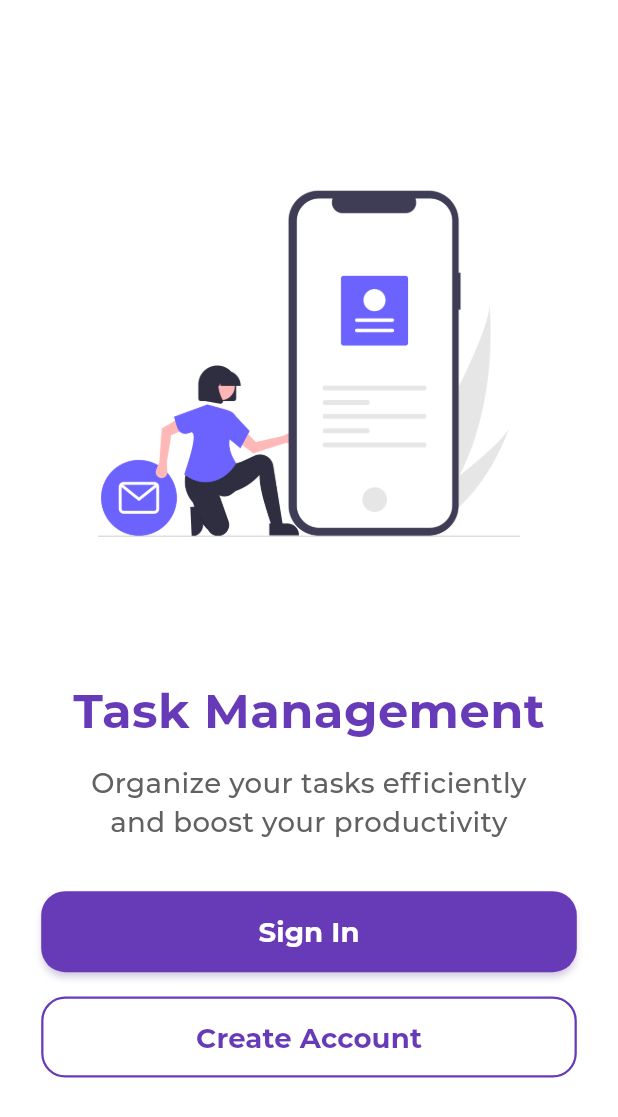
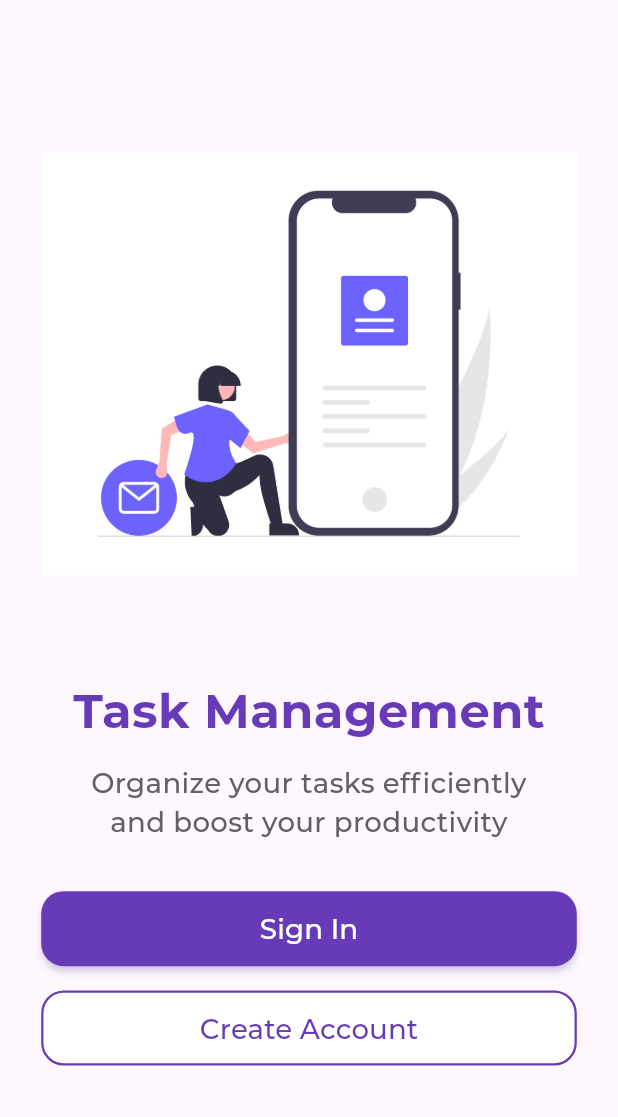
Before and after one commit to OmarJ9/my-todo, a Flutter app: the WelcomePage screen opened by its route, on a phone screen of 412 x 824 dp. Shown: the top 1117 px of the screen. Run offline on Flutter 3.47's test engine with Material 3 defaults, Android fonts, the phone set to English and light mode, and no system bars; our stand-ins replace animate_do, awesome_snackbar_content, dartz, date_picker_timeline, dio, equatable and 13 more; missing offline and left inert: day_night_time_picker; accounts and stored records are empty; generated files the repository leaves out were written again.

Commit message:
refactor welcome screen

```diff
--- a/lib/core/widgets/app_button.dart
+++ b/lib/core/widgets/app_button.dart
@@ -1,6 +1,7 @@
 import 'package:flutter/material.dart';
 import 'package:flutter_screenutil/flutter_screenutil.dart';
 import 'package:todo_app/core/theme/app_styles.dart';
+import 'package:todo_app/core/utils/extensions.dart';
 
 class AppButton extends StatelessWidget {
   const AppButton({
@@ -9,28 +10,41 @@ class AppButton extends StatelessWidget {
     required this.width,
     required this.title,
     this.onClick,
+    this.isOutlined = false,
+    this.height = 35,
   });
 
   final Color color;
   final double width;
+  final double height;
   final String title;
   final Function()? onClick;
+  final bool isOutlined;
 
   @override
   Widget build(BuildContext context) {
     return ElevatedButton(
       onPressed: onClick,
       style: ElevatedButton.styleFrom(
-        backgroundColor: color,
+        backgroundColor: isOutlined ? Colors.white : color,
+        elevation: isOutlined ? 0 : 2,
         shape: RoundedRectangleBorder(
-          borderRadius: BorderRadius.circular(20),
+          borderRadius: BorderRadius.circular(15),
+          side: isOutlined
+              ? BorderSide(color: color, width: 1.5)
+              : BorderSide.none,
         ),
         padding: EdgeInsets.symmetric(vertical: 10.h),
-        minimumSize: Size(width, 30.h),
+        minimumSize: Size(width, height),
+        shadowColor: isOutlined
+            ? Colors.transparent
+            : Colors.deepPurple.withOpacity(0.4),
       ),
       child: Text(
         title,
-        style: AppTypography.medium16().copyWith(color: Colors.white),
+        style: AppTypography.medium16().copyWith(
+          color: isOutlined ? context.theme.primaryColor : Colors.white,
+        ),
       ),
     );
   }
--- a/lib/features/splash/splash_screen.dart
+++ b/lib/features/splash/splash_screen.dart
@@ -36,7 +36,6 @@ class _SPlashScreenState extends State<SPlashScreen> {
 
   void _startDelay() {
     _timer = Timer(const Duration(seconds: 3), () async {
-      getIt<CacheService>().deleteAll();
       final token =
           await getIt.get<SecureStorageService>().read(CacheKeys.refreshToken);
       final isLogged = getIt.get<CacheService>().getBool(CacheKeys.isLogged);
--- a/lib/features/welcome/welcome_screen.dart
+++ b/lib/features/welcome/welcome_screen.dart
@@ -1,37 +1,22 @@
 import 'package:animate_do/animate_do.dart';
 import 'package:flutter/material.dart';
-import 'package:flutter_bloc/flutter_bloc.dart';
+import 'package:flutter_screenutil/flutter_screenutil.dart';
 import 'package:go_router/go_router.dart';
-import 'package:todo_app/features/auth/blocs/authentication/authentication_cubit.dart';
-import 'package:todo_app/core/widgets/app_circular_indicator.dart';
 import 'package:todo_app/core/constants/app_assets.dart';
 import 'package:todo_app/core/theme/app_styles.dart';
 import 'package:todo_app/core/constants/app_sizes.dart';
+import 'package:todo_app/core/utils/extensions.dart';
 
 import '../../core/route/app_router.dart';
+import '../../core/widgets/app_button.dart';
 
 class WelcomePage extends StatelessWidget {
   const WelcomePage({super.key});
 
   @override
   Widget build(BuildContext context) {
-    final size = MediaQuery.of(context).size;
-
     return Scaffold(
-      backgroundColor: Colors.white,
-      body: BlocConsumer<AuthenticationCubit, AuthenticationState>(
-        listener: (context, state) {
-          if (state is AuthenticationSuccessState) {
-            context.goNamed(RouteNames.homepage);
-          }
-        },
-        builder: (context, state) {
-          if (state is AuthenticationLoadingState) {
-            return const AppCircularIndicator();
-          }
-
-          if (state is! AuthenticationSuccessState) {
-            return SafeArea(
+      body: SafeArea(
         child: Padding(
           padding: AppSizes.defaultPadding,
           child: Column(
@@ -45,7 +30,7 @@ class WelcomePage extends StatelessWidget {
                   child: Image.asset(
                     AppAssets.welcomesketch,
                     fit: BoxFit.contain,
-                          height: size.height * 0.4,
+                    height: 300.h,
                   ),
                 ),
               ),
@@ -70,8 +55,7 @@ class WelcomePage extends StatelessWidget {
                       duration: const Duration(milliseconds: 800),
                       delay: const Duration(milliseconds: 400),
                       child: Padding(
-                              padding:
-                                  const EdgeInsets.symmetric(horizontal: 24),
+                        padding: const EdgeInsets.symmetric(horizontal: 24),
                         child: Text(
                           'Organize your tasks efficiently and boost your productivity',
                           textAlign: TextAlign.center,
@@ -86,24 +70,25 @@ class WelcomePage extends StatelessWidget {
                     FadeInUp(
                       duration: const Duration(milliseconds: 800),
                       delay: const Duration(milliseconds: 500),
-                            child: _buildPrimaryButton(
-                              context: context,
-                              label: 'Sign In',
-                              onPressed: () =>
-                                  context.pushNamed(RouteNames.loginpage),
-                              isPrimary: true,
+                      child: AppButton(
+                        width: double.infinity,
+                        title: 'Sign In',
+                        onClick: () => context.pushNamed(RouteNames.loginpage),
+                        color: context.theme.primaryColor,
+                        height: 50,
                       ),
                     ),
                     AppSizes.gapH16,
                     FadeInUp(
                       duration: const Duration(milliseconds: 800),
                       delay: const Duration(milliseconds: 600),
-                            child: _buildPrimaryButton(
-                              context: context,
-                              label: 'Create Account',
-                              onPressed: () =>
-                                  context.pushNamed(RouteNames.signuppage),
-                              isPrimary: false,
+                      child: AppButton(
+                        width: double.infinity,
+                        title: 'Create Account',
+                        onClick: () => context.pushNamed(RouteNames.signuppage),
+                        color: context.theme.primaryColor,
+                        isOutlined: true,
+                        height: 50,
                       ),
                     ),
                   ],
@@ -112,47 +97,6 @@ class WelcomePage extends StatelessWidget {
             ],
           ),
         ),
-            );
-          }
-          return Container();
-        },
-      ),
-    );
-  }
-
-  Widget _buildPrimaryButton({
-    required BuildContext context,
-    required String label,
-    required VoidCallback onPressed,
-    required bool isPrimary,
-  }) {
-    return SizedBox(
-      width: double.infinity,
-      height: 54,
-      child: ElevatedButton(
-        onPressed: onPressed,
-        style: ElevatedButton.styleFrom(
-          backgroundColor: isPrimary ? Colors.deepPurple : Colors.white,
-          foregroundColor: isPrimary ? Colors.white : Colors.deepPurple,
-          elevation: isPrimary ? 2 : 0,
-          shadowColor: isPrimary
-              ? Colors.deepPurple.withOpacity(0.4)
-              : Colors.transparent,
-          shape: RoundedRectangleBorder(
-            borderRadius: BorderRadius.circular(16),
-            side: BorderSide(
-              color: isPrimary ? Colors.transparent : Colors.deepPurple,
-              width: 1.5,
-            ),
-          ),
-        ),
-        child: Text(
-          label,
-          style: AppTypography.medium16().copyWith(
-            color: isPrimary ? Colors.white : Colors.deepPurple,
-            fontWeight: FontWeight.w600,
-          ),
-        ),
       ),
     );
   }
```
Lines whose indentation alone changed are shown as unchanged.
